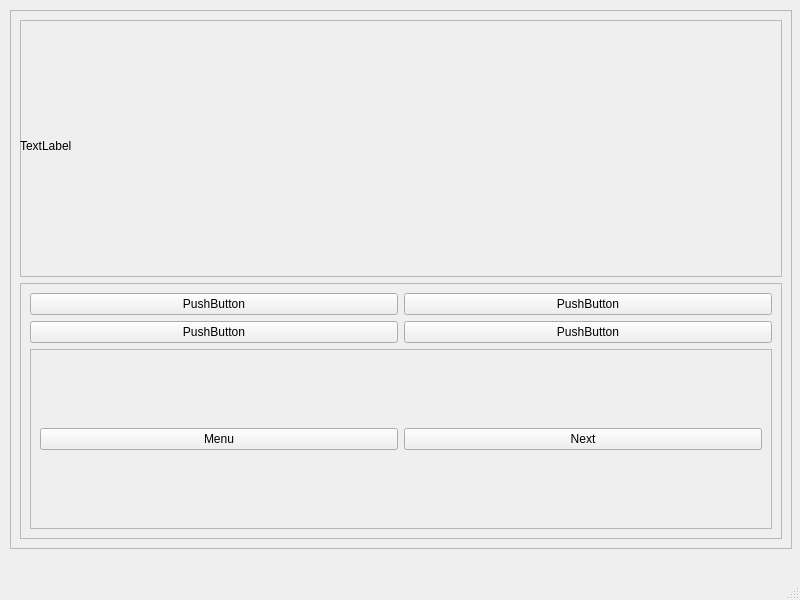
First picture: the form in app/benchmarkwindow.ui, repository Succworth/Software-Engineering-Project, before the edit.
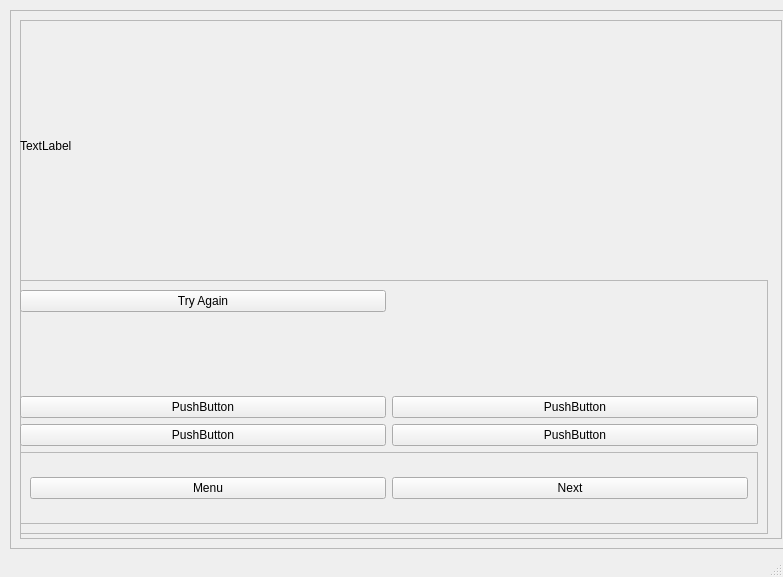
Second picture: the form after the edit.

Commit message: BenchmarkWindow TODO List #1 Done

The edit to the form file:
```diff
--- a/app/benchmarkwindow.ui
+++ b/app/benchmarkwindow.ui
@@ -6,8 +6,8 @@
    <rect>
     <x>0</x>
     <y>0</y>
-    <width>800</width>
-    <height>600</height>
+    <width>783</width>
+    <height>577</height>
    </rect>
   </property>
   <property name="windowTitle">
@@ -51,10 +51,15 @@
          <string>TextLabel</string>
         </property>
        </widget>
-      </widget>
-     </item>
-     <item>
       <widget class="QFrame" name="frame_4">
+        <property name="geometry">
+         <rect>
+          <x>-10</x>
+          <y>260</y>
+          <width>758</width>
+          <height>254</height>
+         </rect>
+        </property>
        <property name="frameShape">
         <enum>QFrame::StyledPanel</enum>
        </property>
@@ -63,34 +68,34 @@
        </property>
        <layout class="QGridLayout" name="gridLayout">
         <item row="1" column="0">
+          <widget class="QLabel" name="Correction">
+           <property name="text">
+            <string/>
+           </property>
+          </widget>
+         </item>
+         <item row="3" column="0">
          <widget class="QPushButton" name="Choice_C">
           <property name="text">
            <string>PushButton</string>
           </property>
          </widget>
         </item>
-        <item row="0" column="1">
-         <widget class="QPushButton" name="Choice_B">
-          <property name="text">
-           <string>PushButton</string>
-          </property>
-         </widget>
-        </item>
-        <item row="1" column="1">
-         <widget class="QPushButton" name="Choice_D">
-          <property name="text">
-           <string>PushButton</string>
-          </property>
-         </widget>
-        </item>
-        <item row="0" column="0">
+         <item row="2" column="0">
          <widget class="QPushButton" name="Choice_A">
           <property name="text">
            <string>PushButton</string>
           </property>
          </widget>
         </item>
-        <item row="2" column="0" colspan="2">
+         <item row="2" column="1">
+          <widget class="QPushButton" name="Choice_B">
+           <property name="text">
+            <string>PushButton</string>
+           </property>
+          </widget>
+         </item>
+         <item row="7" column="0" colspan="2">
          <widget class="QFrame" name="frame_2">
           <property name="frameShape">
            <enum>QFrame::StyledPanel</enum>
@@ -116,7 +121,22 @@
           </layout>
          </widget>
         </item>
-       </layout>
+         <item row="3" column="1">
+          <widget class="QPushButton" name="Choice_D">
+           <property name="text">
+            <string>PushButton</string>
+           </property>
+          </widget>
+         </item>
+         <item row="0" column="0">
+          <widget class="QPushButton" name="Retry">
+           <property name="text">
+            <string>Try Again</string>
+           </property>
+          </widget>
+         </item>
+        </layout>
+       </widget>
       </widget>
      </item>
     </layout>
```
Left out of the diff: 4 changed lines with no effect on the pictures. Lines whose indentation alone changed are shown as unchanged. The commit also changes 2 other files.
